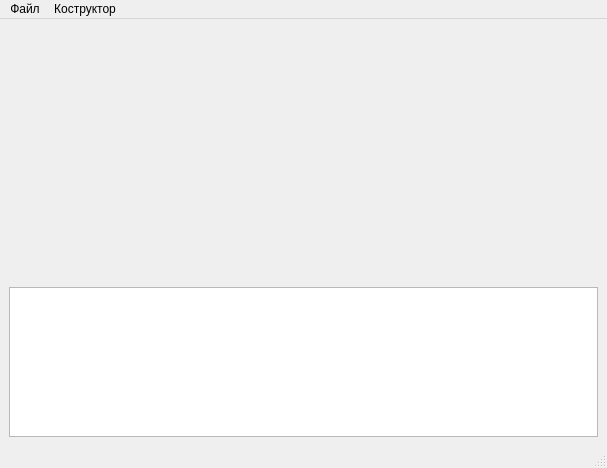
The window that mainwindow.ui (ZoomEXE/GladyshProg) describes before a commit, drawn with Qt 5.
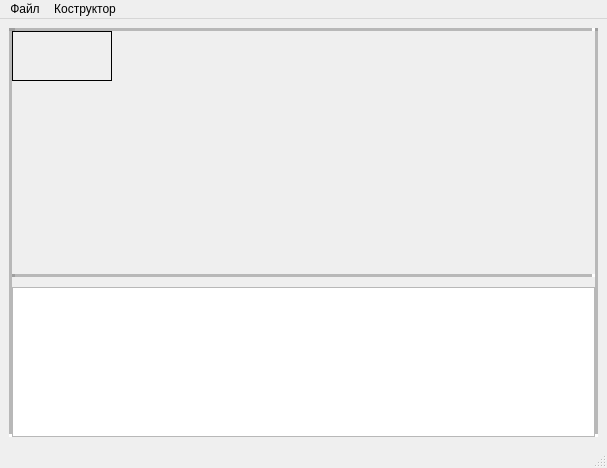
The same window after the commit. Icons and pictures are not drawn.

The edit to the form file:
```diff
--- a/mainwindow.ui
+++ b/mainwindow.ui
@@ -30,9 +30,85 @@
    <property name="styleSheet">
     <string notr="true"/>
    </property>
-   <layout class="QVBoxLayout" name="verticalLayout_2">
-    <item>
+   <layout class="QGridLayout" name="gridLayout_2">
+    <property name="horizontalSpacing">
+     <number>0</number>
+    </property>
+    <property name="verticalSpacing">
+     <number>14</number>
+    </property>
+    <item row="0" column="1">
      <layout class="QVBoxLayout" name="verticalLayout">
+      <item>
+       <widget class="Line" name="line">
+        <property name="font">
+         <font>
+          <weight>50</weight>
+          <bold>false</bold>
+         </font>
+        </property>
+        <property name="styleSheet">
+         <string notr="true">QFrame[frameShape=&quot;4&quot;] 
+{
+    color: red;
+}</string>
+        </property>
+        <property name="lineWidth">
+         <number>3</number>
+        </property>
+        <property name="midLineWidth">
+         <number>3</number>
+        </property>
+        <property name="orientation">
+         <enum>Qt::Horizontal</enum>
+        </property>
+       </widget>
+      </item>
+      <item>
+       <layout class="QHBoxLayout" name="horizontalLayout_3">
+        <item>
+         <widget class="QLabel" name="title">
+          <property name="minimumSize">
+           <size>
+            <width>100</width>
+            <height>50</height>
+           </size>
+          </property>
+          <property name="maximumSize">
+           <size>
+            <width>300</width>
+            <height>150</height>
+           </size>
+          </property>
+          <property name="frameShape">
+           <enum>QFrame::Box</enum>
+          </property>
+          <property name="midLineWidth">
+           <number>1</number>
+          </property>
+          <property name="text">
+           <string/>
+          </property>
+          <property name="wordWrap">
+           <bool>true</bool>
+          </property>
+         </widget>
+        </item>
+        <item>
+         <spacer name="horizontalSpacer">
+          <property name="orientation">
+           <enum>Qt::Horizontal</enum>
+          </property>
+          <property name="sizeHint" stdset="0">
+           <size>
+            <width>40</width>
+            <height>20</height>
+           </size>
+          </property>
+         </spacer>
+        </item>
+       </layout>
+      </item>
       <item>
        <layout class="QGridLayout" name="gridLayout"/>
       </item>
@@ -69,6 +145,35 @@
         </property>
        </widget>
       </item>
+      <item>
+       <widget class="Line" name="line_2">
+        <property name="lineWidth">
+         <number>3</number>
+        </property>
+        <property name="midLineWidth">
+         <number>3</number>
+        </property>
+        <property name="orientation">
+         <enum>Qt::Horizontal</enum>
+        </property>
+       </widget>
+      </item>
+      <item>
+       <spacer name="verticalSpacer_2">
+        <property name="orientation">
+         <enum>Qt::Vertical</enum>
+        </property>
+        <property name="sizeType">
+         <enum>QSizePolicy::Fixed</enum>
+        </property>
+        <property name="sizeHint" stdset="0">
+         <size>
+          <width>10</width>
+          <height>10</height>
+         </size>
+        </property>
+       </spacer>
+      </item>
       <item>
        <widget class="QTextBrowser" name="textBrowser">
         <property name="maximumSize">
@@ -84,6 +189,38 @@
       </item>
      </layout>
     </item>
+    <item row="0" column="0">
+     <widget class="Line" name="line_3">
+      <property name="minimumSize">
+       <size>
+        <width>0</width>
+        <height>0</height>
+       </size>
+      </property>
+      <property name="lineWidth">
+       <number>3</number>
+      </property>
+      <property name="midLineWidth">
+       <number>3</number>
+      </property>
+      <property name="orientation">
+       <enum>Qt::Vertical</enum>
+      </property>
+     </widget>
+    </item>
+    <item row="0" column="2">
+     <widget class="Line" name="line_4">
+      <property name="lineWidth">
+       <number>3</number>
+      </property>
+      <property name="midLineWidth">
+       <number>3</number>
+      </property>
+      <property name="orientation">
+       <enum>Qt::Vertical</enum>
+      </property>
+     </widget>
+    </item>
    </layout>
   </widget>
   <widget class="QMenuBar" name="menubar">
```
Left out of the diff: 11 changed lines with no effect on the pictures.
